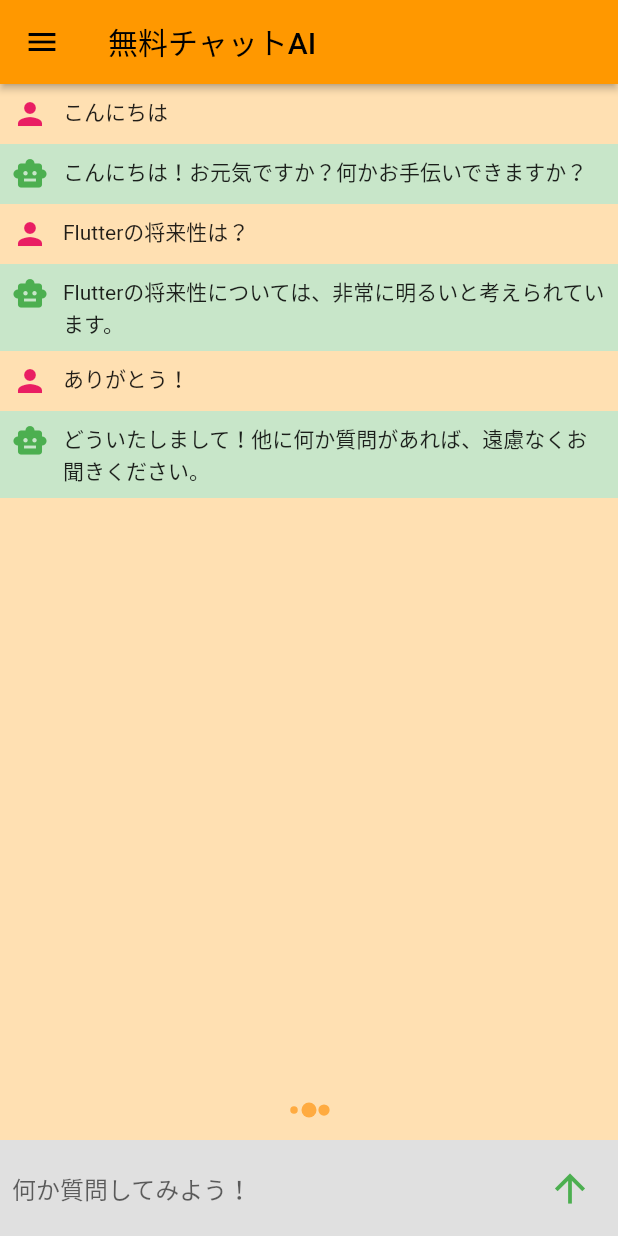
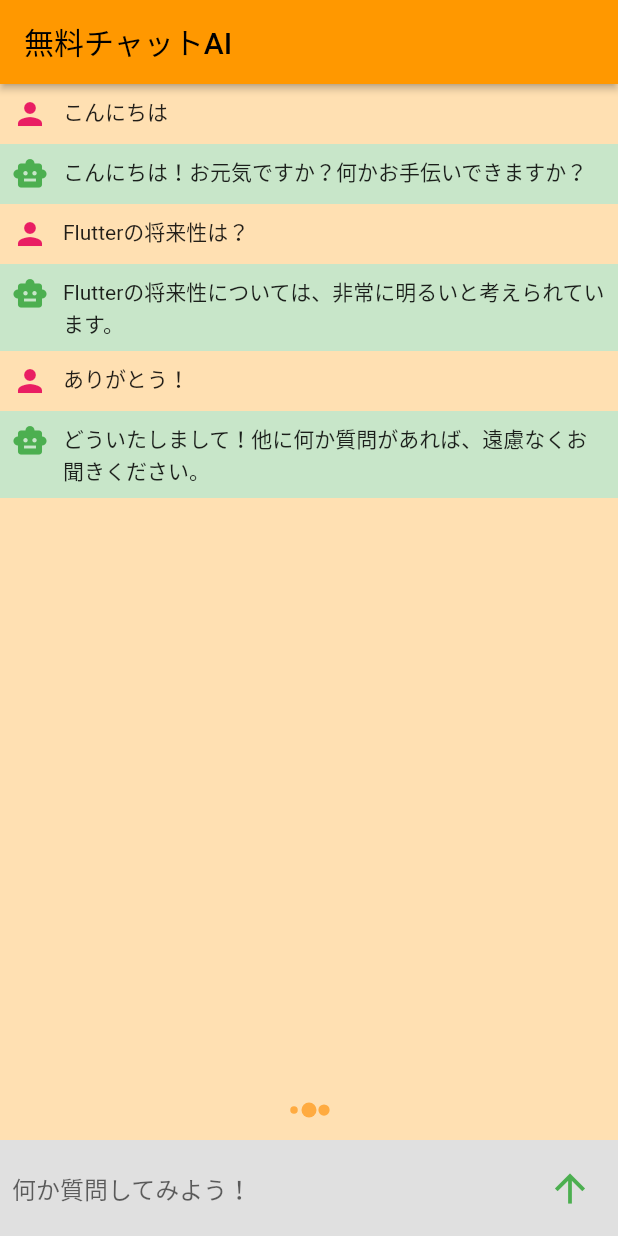
Before and after one commit to tomohiro1024/chatGPT, a Flutter app: the screen it shows after launch, on a phone screen of 412 x 824 dp. Run offline on Flutter 3.47's test engine with Material 2 defaults, Android fonts, the phone set to English and light mode, and no system bars; our stand-ins replace flutter_spinkit.

```diff
--- /dev/null
+++ b/lib/models/chat_model.dart
@@ -0,0 +1,6 @@
+class ChatModel {
+  final String msg;
+  final int chatIndex;
+
+  ChatModel({required this.msg, required this.chatIndex});
+}
--- a/lib/screens/chat_screen.dart
+++ b/lib/screens/chat_screen.dart
@@ -1,5 +1,4 @@
 import 'package:chat_gpt/services/api_service.dart';
-import 'package:chat_gpt/services/services.dart';
 import 'package:chat_gpt/widgets/chat_widget.dart';
 import 'package:flutter/material.dart';
 import 'package:flutter_spinkit/flutter_spinkit.dart';
@@ -32,104 +31,104 @@ class _ChatScreenState extends State<ChatScreen> {
   @override
   Widget build(BuildContext context) {
     return Scaffold(
-      drawer: Drawer(
-        backgroundColor: Colors.orangeAccent.shade100,
-        child: ListView(
-          children: [
-            Container(
-              child: ListTile(
-                title: Row(
-                  children: [
-                    Icon(
-                      Icons.add,
-                      color: Colors.green,
-                    ),
-                    SizedBox(width: 15),
-                    Text(
-                      'メニュー',
-                      style: TextStyle(
-                          fontSize: 20,
-                          color: Colors.blue,
-                          fontWeight: FontWeight.bold),
-                    ),
-                  ],
-                ),
-              ),
-            ),
-            SizedBox(height: 5),
-            Container(
-              decoration: BoxDecoration(
-                border: Border(
-                  top: BorderSide(color: Colors.orange),
-                  bottom: BorderSide(color: Colors.orange),
-                ),
-              ),
-              child: ListTile(
-                title: Row(
-                  children: [
-                    IconButton(
-                      onPressed: () async {
-                        Navigator.pop(context);
-                        Services.showModalSheet(context);
-                      },
-                      splashRadius: 15,
-                      splashColor: Colors.green,
-                      icon: Icon(
-                        Icons.list,
-                        color: Colors.pinkAccent,
-                      ),
-                    ),
-                    TextButton(
-                      child: Text(
-                        'チャットモデル',
-                        style:
-                            TextStyle(fontSize: 20, color: Colors.pinkAccent),
-                      ),
-                      onPressed: () async {
-                        Navigator.pop(context);
-                        Services.showModalSheet(context);
-                      },
-                    ),
-                  ],
-                ),
-              ),
-            ),
-            Container(
-              decoration: BoxDecoration(
-                border: Border(
-                  bottom: BorderSide(color: Colors.orange),
-                ),
-              ),
-              child: ListTile(
-                title: Row(
-                  children: [
-                    IconButton(
-                      onPressed: () {
-                        Navigator.pop(context);
-                      },
-                      splashRadius: 15,
-                      splashColor: Colors.pinkAccent,
-                      icon: Icon(
-                        Icons.exit_to_app,
-                        color: Colors.red,
-                      ),
-                    ),
-                    TextButton(
-                      child: Text(
-                        '閉じる',
-                        style: TextStyle(fontSize: 20, color: Colors.red),
-                      ),
-                      onPressed: () {
-                        Navigator.pop(context);
-                      },
-                    ),
-                  ],
-                ),
-              ),
-            ),
-          ],
-        ),
-      ),
+      // drawer: Drawer(
+      //   backgroundColor: Colors.orangeAccent.shade100,
+      //   child: ListView(
+      //     children: [
+      //       Container(
+      //         child: ListTile(
+      //           title: Row(
+      //             children: [
+      //               Icon(
+      //                 Icons.add,
+      //                 color: Colors.green,
+      //               ),
+      //               SizedBox(width: 15),
+      //               Text(
+      //                 'メニュー',
+      //                 style: TextStyle(
+      //                     fontSize: 20,
+      //                     color: Colors.blue,
+      //                     fontWeight: FontWeight.bold),
+      //               ),
+      //             ],
+      //           ),
+      //         ),
+      //       ),
+      //       SizedBox(height: 5),
+      //       Container(
+      //         decoration: BoxDecoration(
+      //           border: Border(
+      //             top: BorderSide(color: Colors.orange),
+      //             bottom: BorderSide(color: Colors.orange),
+      //           ),
+      //         ),
+      //         child: ListTile(
+      //           title: Row(
+      //             children: [
+      //               IconButton(
+      //                 onPressed: () async {
+      //                   Navigator.pop(context);
+      //                   Services.showModalSheet(context);
+      //                 },
+      //                 splashRadius: 15,
+      //                 splashColor: Colors.green,
+      //                 icon: Icon(
+      //                   Icons.list,
+      //                   color: Colors.pinkAccent,
+      //                 ),
+      //               ),
+      //               TextButton(
+      //                 child: Text(
+      //                   'チャットモデル',
+      //                   style:
+      //                       TextStyle(fontSize: 20, color: Colors.pinkAccent),
+      //                 ),
+      //                 onPressed: () async {
+      //                   Navigator.pop(context);
+      //                   Services.showModalSheet(context);
+      //                 },
+      //               ),
+      //             ],
+      //           ),
+      //         ),
+      //       ),
+      //       Container(
+      //         decoration: BoxDecoration(
+      //           border: Border(
+      //             bottom: BorderSide(color: Colors.orange),
+      //           ),
+      //         ),
+      //         child: ListTile(
+      //           title: Row(
+      //             children: [
+      //               IconButton(
+      //                 onPressed: () {
+      //                   Navigator.pop(context);
+      //                 },
+      //                 splashRadius: 15,
+      //                 splashColor: Colors.pinkAccent,
+      //                 icon: Icon(
+      //                   Icons.exit_to_app,
+      //                   color: Colors.red,
+      //                 ),
+      //               ),
+      //               TextButton(
+      //                 child: Text(
+      //                   '閉じる',
+      //                   style: TextStyle(fontSize: 20, color: Colors.red),
+      //                 ),
+      //                 onPressed: () {
+      //                   Navigator.pop(context);
+      //                 },
+      //               ),
+      //             ],
+      //           ),
+      //         ),
+      //       ),
+      //     ],
+      //   ),
+      // ),
       appBar: AppBar(
         elevation: 2,
         title: const Text("無料チャットAI"),
```
